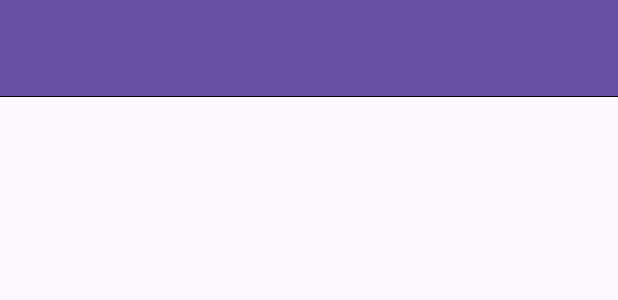
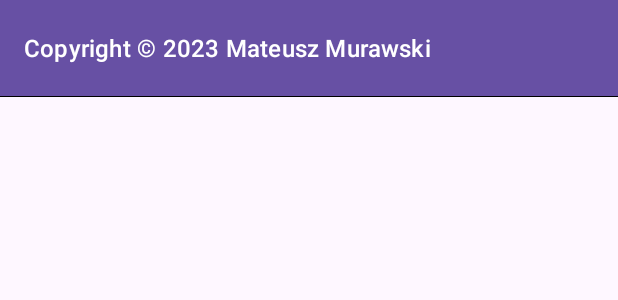
Before and after one commit to Mirateo/FileManagerPL, an Android app: the layout activity_main.xml on its own in the app's theme, with its tools: preview values and no code run, on a phone screen of 412 x 824 dp. Shown: the top 300 px of the screen. Run offline under Robolectric (Android 15) with nearby library versions, the phone set to English and light mode, and no system bars.

Commit message:
Copyright added

```diff
--- a/app/src/main/res/layout/activity_main.xml
+++ b/app/src/main/res/layout/activity_main.xml
@@ -18,6 +18,8 @@
             android:elevation="4dp"
             android:background="@color/main_blue"
             app:titleTextColor="@color/white"
+            app:subtitleTextColor="@color/white"
+            app:subtitle="Copyright \u00a9 2023 Mateusz Murawski"
             android:layout_width="match_parent"
             android:layout_height="?attr/actionBarSize">
         </androidx.appcompat.widget.Toolbar>
--- a/app/src/main/res/layout/nav_header.xml
+++ b/app/src/main/res/layout/nav_header.xml
@@ -46,7 +46,7 @@
         android:layout_height="wrap_content"
         android:gravity="bottom"
         android:paddingTop="8dp"
-        android:text="Copyright \u00a9 2023, Mateusz Murawski"
+        android:text="Copyright \u00a9 2023 Mateusz Murawski"
         android:textColor="@color/white"
         app:layout_constraintBottom_toBottomOf="parent"
         app:layout_constraintEnd_toEndOf="parent">
```
Also changed, not shown: app/src/main/java/com/example/filemanager/MainActivity.java (+1 -9 lines).
